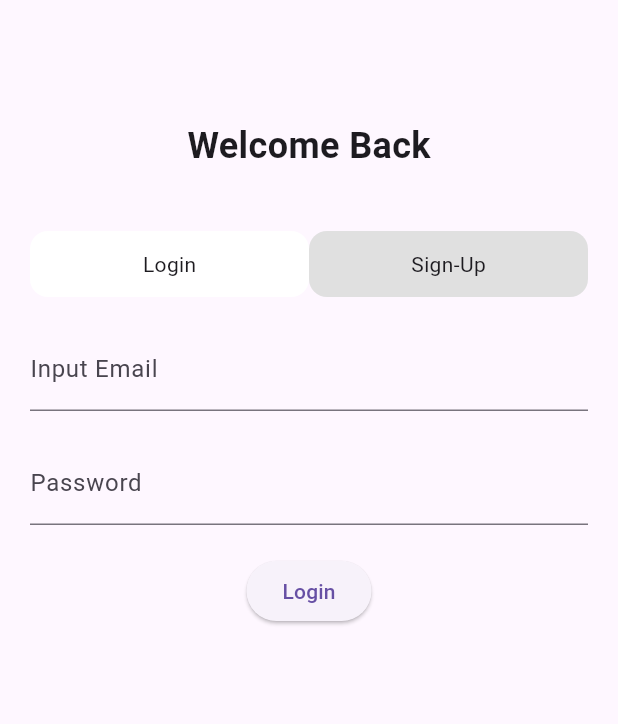
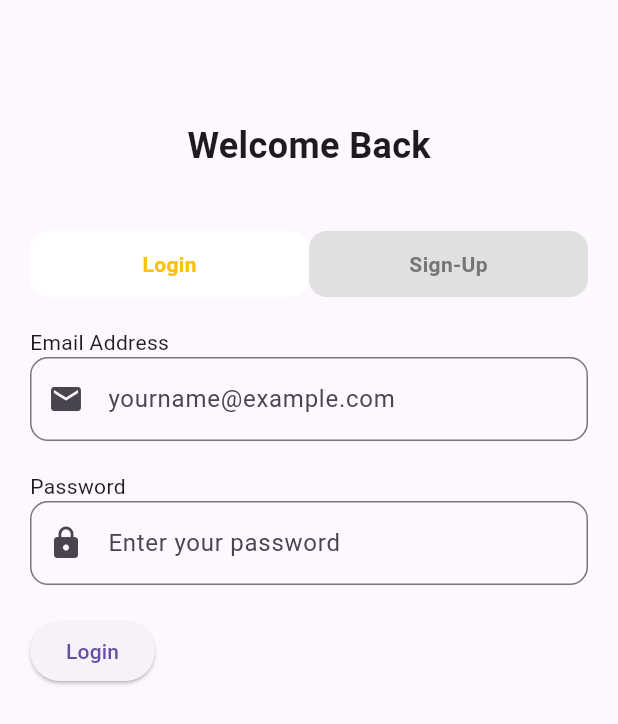
Before and after one commit to Pteraaaa/SoftEng_Kel10, a Flutter app: the AuthScreen screen opened directly, on a phone screen of 412 x 824 dp. Shown: the top 724 px of the screen. Run offline on Flutter 3.47's test engine with Material 3 defaults, Android fonts, the phone set to English and light mode, and no system bars.

Commit message:
Auth Screen 2

```diff
--- a/myapp/lib/Screens/AuthScreen.dart
+++ b/myapp/lib/Screens/AuthScreen.dart
@@ -43,7 +43,15 @@ class _AuthScreenState extends State<AuthScreen> {
                         color: isLogin ? Colors.white : Colors.grey[300],
                         borderRadius: BorderRadius.circular(12),
                       ),
-                      child: const Center(child: Text("Login")),
+                      child: Center(
+                        child: Text(
+                          "Login",
+                          style: TextStyle(
+                            fontWeight: FontWeight.bold,
+                            color: isLogin ? Colors.amber : Colors.grey[600],
+                          ),
+                        ),
+                      ),
                     ),
                   ),
                 ),
@@ -61,7 +69,15 @@ class _AuthScreenState extends State<AuthScreen> {
                         color: !isLogin ? Colors.white : Colors.grey[300],
                         borderRadius: BorderRadius.circular(12),
                       ),
-                      child: const Center(child: Text("Sign-Up")),
+                      child: Center(
+                        child: Text(
+                          "Sign-Up",
+                          style: TextStyle(
+                            fontWeight: FontWeight.bold,
+                            color: !isLogin ? Colors.amber : Colors.grey[600],
+                          ),
+                        ),
+                      ),
                     ),
                   ),
                 ),
--- a/myapp/lib/Widgets/LoginForm.dart
+++ b/myapp/lib/Widgets/LoginForm.dart
@@ -6,17 +6,26 @@ class LoginForm extends StatelessWidget {
   @override
   Widget build(BuildContext context) {
     return Column(
+      crossAxisAlignment: CrossAxisAlignment.start,
       children: [
+        const Text("Email Address"),
         TextField(
           decoration: InputDecoration(
-            labelText: "Input Email",
             hintText: "yourname@example.com",
+            prefixIcon: Icon(Icons.email),
+            border: OutlineInputBorder(borderRadius: BorderRadius.circular(12)),
           ),
         ),
         const SizedBox(height: 20),
+
+        const Text("Password"),
         TextField(
           obscureText: true,
-          decoration: InputDecoration(labelText: "Password"),
+          decoration: InputDecoration(
+            prefixIcon: Icon(Icons.lock),
+            hintText: "Enter your password",
+            border: OutlineInputBorder(borderRadius: BorderRadius.circular(12)),
+          ),
         ),
         const SizedBox(height: 20),
         ElevatedButton(onPressed: () {}, child: const Text("Login")),
```
